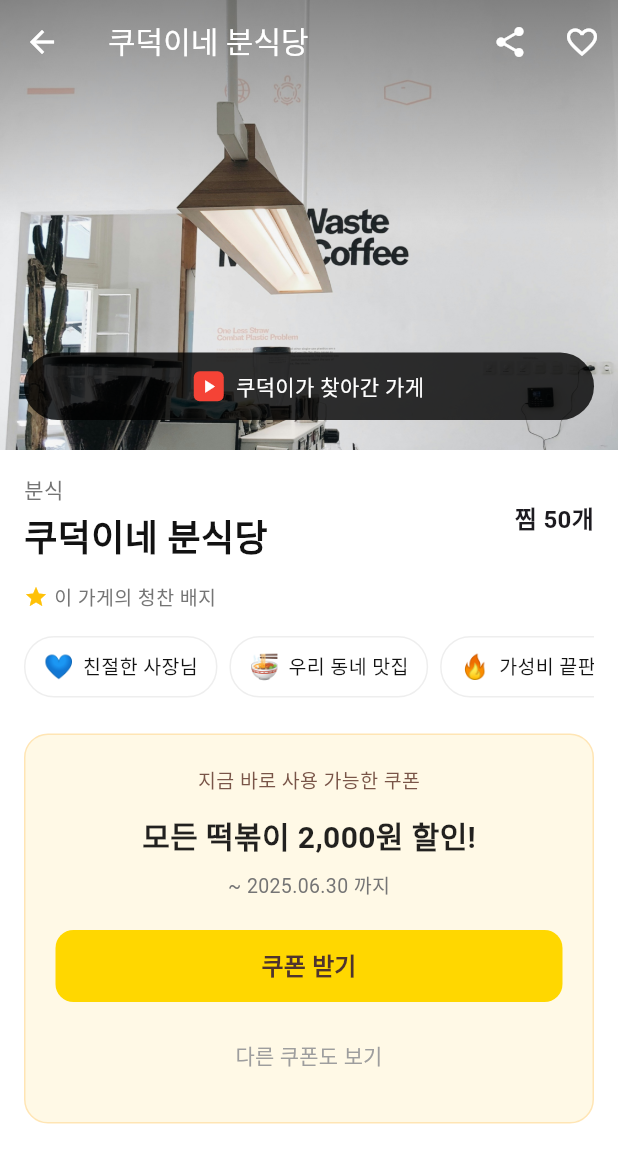
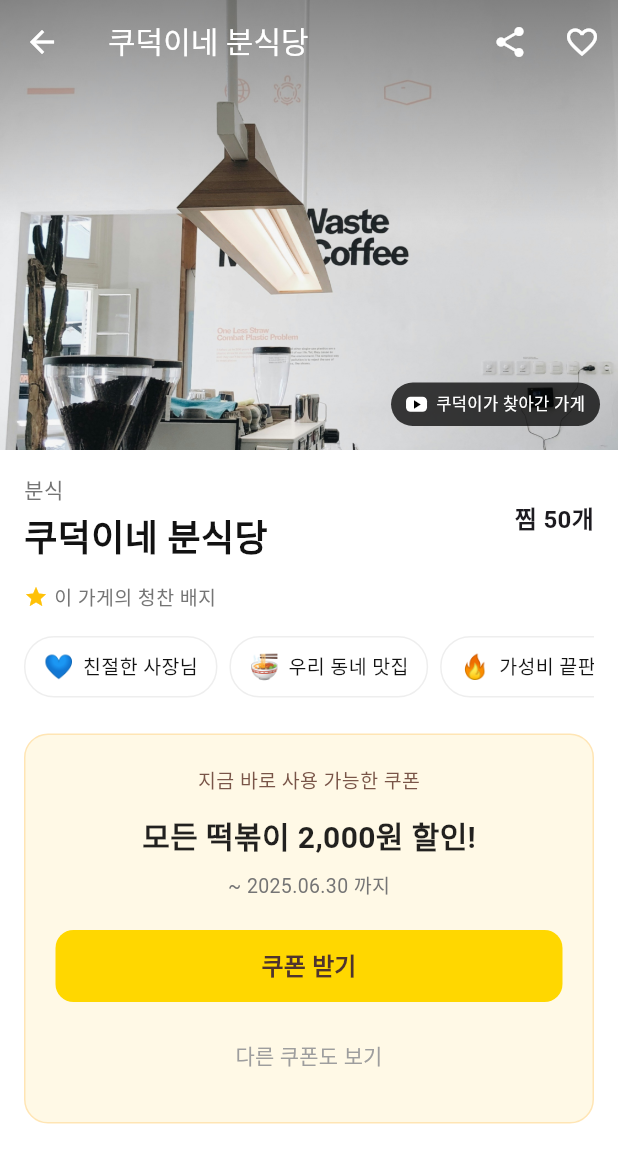
Before and after one commit to Clevon-io/koopong, a Flutter app: the StoreDetailPage screen opened directly, on a phone screen of 412 x 824 dp. Shown: the top 1163 px of the screen. Run offline on Flutter 3.47's test engine with Material 3 defaults, Android fonts, the phone set to English and light mode, and no system bars; Roboto replaces fonts that are missing (Pretendard); project files that could hold a hidden picture were left out.

Commit message:
스토어 상세 페이지의 UI 요소를 개선하여 배치 및 스타일을 조정했습니다. YouTube 배지의 위치, 패딩, 색상, 크기 및 텍스트 스타일을 변경하여 사용자 경험을 향상시켰습니다.

```diff
--- a/lib/screens/store_detail_page.dart
+++ b/lib/screens/store_detail_page.dart
@@ -59,41 +59,39 @@ class StoreDetailPage extends StatelessWidget {
                   ),
                   // YouTube badge
                   Positioned(
-                    bottom: 20,
-                    left: 16,
-                    right: 16,
+                    bottom: 16,
+                    right: 12,
                     child: Container(
                       padding: const EdgeInsets.symmetric(
-                        horizontal: 16,
-                        vertical: 12,
+                        horizontal: 10,
+                        vertical: 6,
                       ),
                       decoration: BoxDecoration(
-                        color: Colors.black.withValues(alpha: 0.8),
-                        borderRadius: BorderRadius.circular(24),
+                        color: Colors.black.withValues(alpha: 0.75),
+                        borderRadius: BorderRadius.circular(16),
                       ),
                       child: Row(
                         mainAxisSize: MainAxisSize.min,
-                        mainAxisAlignment: MainAxisAlignment.center,
                         children: [
                           Container(
-                            width: 20,
-                            height: 20,
+                            width: 14,
+                            height: 10,
                             decoration: BoxDecoration(
-                              color: Colors.red,
-                              borderRadius: BorderRadius.circular(4),
+                              color: Colors.white,
+                              borderRadius: BorderRadius.circular(3),
                             ),
                             child: const Icon(
                               Icons.play_arrow,
-                              color: Colors.white,
-                              size: 14,
+                              color: Colors.black,
+                              size: 10,
                             ),
                           ),
-                          const SizedBox(width: 8),
+                          const SizedBox(width: 6),
                           const Text(
                             '쿠덕이가 찾아간 가게',
                             style: TextStyle(
                               color: Colors.white,
-                              fontSize: 14,
+                              fontSize: 11,
                               fontWeight: FontWeight.w500,
                             ),
                           ),
```
